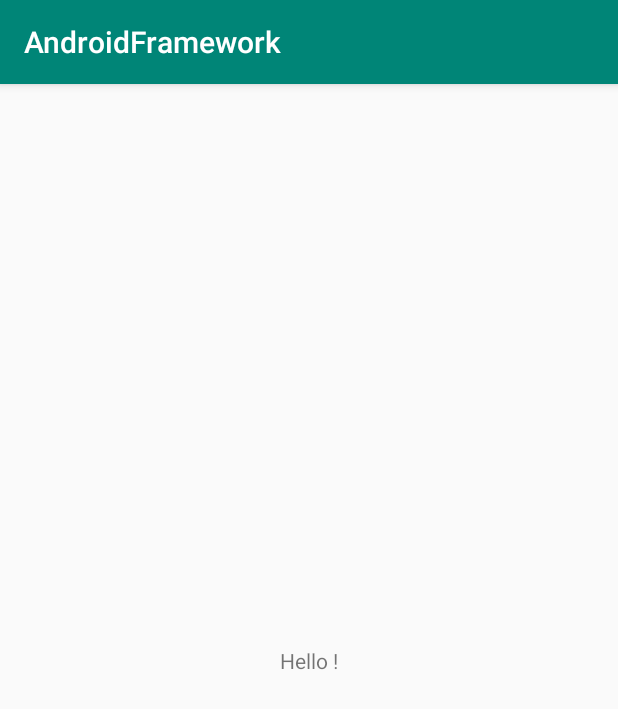
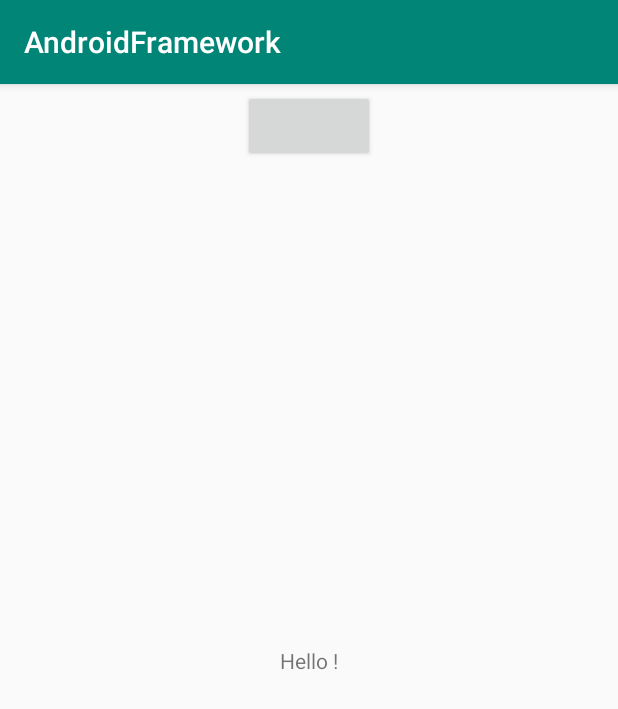
Before and after one commit to ElikJaday/AndroidFramework, an Android app: the screen it shows after launch (MainActivity), on a phone screen of 412 x 824 dp. Shown: the top 709 px of the screen. Run offline under Robolectric (Android 15) with nearby library versions, the phone set to English and light mode, and no system bars; our stand-ins replace Dagger/Hilt's generated code, data binding.

Commit message:
working version 1.0.1

```diff
--- a/app/src/main/java/dev/elvir/framework/MainActivity.kt
+++ b/app/src/main/java/dev/elvir/framework/MainActivity.kt
@@ -1,40 +1,51 @@
 package dev.elvir.framework
 
+import android.arch.lifecycle.ViewModelProvider
+import android.arch.lifecycle.ViewModelProviders
 import android.os.Bundle
-
-import android.arch.lifecycle.ViewModelProviders
-
+import android.support.v7.app.AppCompatActivity
 import dev.elvir.framework.base.BaseActivity
 import dev.elvir.framework.databinding.ActivityMainBinding
+import dev.elvir.framework.di.component.ActivityComponent
+import dev.elvir.framework.di.component.DaggerActivityComponent
+import dev.elvir.framework.di.module.ActivityModule
+import javax.inject.Inject
 
 
 
-class MainActivity : BaseActivity<ActivityMainBinding, MainViewModel>() {
+class MainActivity: BaseActivity<ActivityMainBinding,MainViewModel>(){
 
 
-    var factory: ViewModelProviderFactory = ViewModelProviderFactory()
-    lateinit var mainViewModel: MainViewModel
-    lateinit var activityMainBinding: ActivityMainBinding
+    @Inject
+     lateinit var viewModelFactory: ViewModelProvider.Factory
+     lateinit var activityMainBinding: ActivityMainBinding
 
 
+        private val viewModel: MainViewModel by lazy {
+           ViewModelProviders.of(this, viewModelFactory).get(MainViewModel::class.java)
+    }
+
+    override fun inject() {
+        getActivityComponent().inject(this)
+    }
+    override fun getBaseViewModel(): MainViewModel {
+
+         return viewModel
+    }
+
     override fun getBindingVariable(): Int {
-        return BR._all
+      return BR.mainViewModel
     }
 
     override fun getLayoutId(): Int {
-        return R.layout.activity_main
-    }
+         return R.layout.activity_main
+     }
 
-    override fun getBaseViewModel(): MainViewModel {
-        mainViewModel = ViewModelProviders.of(this, factory).get(MainViewModel::class.java)
-        return mainViewModel
-    }
 
     override fun onCreate(savedInstanceState: Bundle?) {
         super.onCreate(savedInstanceState)
-        getActivityComponent().inject(this)
-        activityMainBinding  = getViewDataBinding()
-
+         activityMainBinding  = getViewDataBinding()
 
     }
+
 }
--- a/app/src/main/java/dev/elvir/framework/MainViewModel.kt
+++ b/app/src/main/java/dev/elvir/framework/MainViewModel.kt
@@ -1,7 +1,10 @@
 package dev.elvir.framework
 
+import android.util.Log
 import dev.elvir.framework.base.BaseViewModel
+import javax.inject.Inject
 
-class MainViewModel: BaseViewModel(){
+class MainViewModel @Inject constructor() : BaseViewModel() {
+    fun doSomething() =  Log.e("Infoooo","Okkkkk")
 
 }
--- a/app/src/main/java/dev/elvir/framework/ViewModelProviderFactory.java
+++ /dev/null
@@ -1,20 +0,0 @@
-package dev.elvir.framework;
-
-import android.arch.lifecycle.ViewModel;
-import android.arch.lifecycle.ViewModelProvider;
-
-
-
-public class ViewModelProviderFactory extends ViewModelProvider.NewInstanceFactory {
-
-
-
-    @Override
-    public <T extends ViewModel> T create(Class<T> modelClass) {
-        if (modelClass.isAssignableFrom(MainViewModel.class)) {
-            //noinspection unchecked
-            return (T) new MainViewModel();
-        }
-        throw new IllegalArgumentException("Unknown ViewModel class: " + modelClass.getName());
-    }
-}
--- a/app/src/main/java/dev/elvir/framework/base/BaseActivity.kt
+++ b/app/src/main/java/dev/elvir/framework/base/BaseActivity.kt
@@ -8,12 +8,13 @@ import android.support.v7.app.AppCompatActivity
 import dev.elvir.framework.App
 import dev.elvir.framework.di.component.ActivityComponent
 import dev.elvir.framework.di.component.DaggerActivityComponent
+
 import dev.elvir.framework.di.module.ActivityModule
 
 
 abstract class BaseActivity<out T : ViewDataBinding, out V : BaseViewModel> : AppCompatActivity() {
     private lateinit var viewDataBinding: T
-    private lateinit var baseViewModel: V
+    private  var baseViewModel: V? = null
     private lateinit var activityComponent: ActivityComponent
 
 
@@ -28,14 +29,19 @@ abstract class BaseActivity<out T : ViewDataBinding, out V : BaseViewModel> : Ap
 
     abstract fun getBindingVariable(): Int
 
+
+
      @LayoutRes
     abstract fun getLayoutId(): Int
 
     override fun onCreate(savedInstanceState: Bundle?) {
         performDependencyInjection()
+        inject()
         super.onCreate(savedInstanceState)
         performDataBinding()
     }
+
+    abstract fun inject()
 
     fun performDependencyInjection() {
         activityComponent = DaggerActivityComponent.builder()
@@ -46,8 +52,7 @@ abstract class BaseActivity<out T : ViewDataBinding, out V : BaseViewModel> : Ap
 
     fun performDataBinding() {
         viewDataBinding = DataBindingUtil.setContentView(this, getLayoutId())
-//        this.baseViewModel = if (baseViewModel == null) getBaseViewModel() else baseViewModel
-        baseViewModel = getBaseViewModel()
+        this.baseViewModel = if (baseViewModel == null) getBaseViewModel() else baseViewModel
         viewDataBinding.setVariable(getBindingVariable(), baseViewModel)
         viewDataBinding.executePendingBindings()
 
--- a/app/src/main/java/dev/elvir/framework/base/BaseRouter.kt
+++ /dev/null
@@ -1,3 +0,0 @@
-package dev.elvir.framework.base
-
-interface BaseRouter
--- a/app/src/main/java/dev/elvir/framework/base/BaseViewModel.kt
+++ b/app/src/main/java/dev/elvir/framework/base/BaseViewModel.kt
@@ -3,6 +3,6 @@ package dev.elvir.framework.base
 import android.arch.lifecycle.ViewModel
 
 
-abstract class BaseViewModel : ViewModel() {
+open class BaseViewModel : ViewModel() {
 
 }
--- a/app/src/main/java/dev/elvir/framework/base/UseCase.kt
+++ /dev/null
@@ -1,3 +0,0 @@
-package dev.elvir.framework.base
-
-interface UseCase
--- /dev/null
+++ b/app/src/main/java/dev/elvir/framework/di/ViewModelFactory.kt
@@ -0,0 +1,32 @@
+package dev.elvir.framework.di
+
+import android.arch.lifecycle.ViewModel
+import android.arch.lifecycle.ViewModelProvider
+import javax.inject.Inject
+import javax.inject.Provider
+
+class ViewModelFactory @Inject constructor(
+    private val creators: @JvmSuppressWildcards Map<Class<out ViewModel>, Provider<ViewModel>>
+) : ViewModelProvider.Factory {
+
+    override fun <T : ViewModel> create(modelClass: Class<T>): T {
+        var creator: Provider<out ViewModel>? = creators[modelClass]
+        if (creator == null) {
+            for ((key, value) in creators) {
+                if (modelClass.isAssignableFrom(key)) {
+                    creator = value
+                    break
+                }
+            }
+        }
+        if (creator == null) {
+            throw IllegalArgumentException("unknown model class $modelClass")
+        }
+        try {
+            @Suppress("UNCHECKED_CAST")
+            return creator.get() as T
+        } catch (e: Exception) {
+            throw RuntimeException(e)
+        }
+    }
+}
--- a/app/src/main/java/dev/elvir/framework/di/component/ActivityComponent.kt
+++ b/app/src/main/java/dev/elvir/framework/di/component/ActivityComponent.kt
@@ -1,15 +1,13 @@
 package dev.elvir.framework.di.component
 
 import dagger.Component
-import dev.elvir.framework.App
 import dev.elvir.framework.MainActivity
 import dev.elvir.framework.di.module.ActivityModule
-import dev.elvir.framework.di.module.AppModule
+import dev.elvir.framework.di.module.ViewModelModule
 import dev.elvir.framework.di.scope.PerScreen
-import javax.inject.Singleton
 
 @PerScreen
-@Component(dependencies = [AppComponent::class], modules = [ActivityModule::class])
-interface ActivityComponent{
-    fun inject( mainActivity: MainActivity)
+@Component(dependencies = [AppComponent::class], modules = [ActivityModule::class,ViewModelModule::class])
+interface ActivityComponent {
+    fun inject(mainActivity: MainActivity)
 }
--- a/app/src/main/java/dev/elvir/framework/di/component/AppComponent.kt
+++ b/app/src/main/java/dev/elvir/framework/di/component/AppComponent.kt
@@ -9,4 +9,5 @@ import javax.inject.Singleton
 @Component(modules = [AppModule::class])
 interface AppComponent{
     fun inject(app:App)
+
 }
--- a/app/src/main/res/layout/activity_main.xml
+++ b/app/src/main/res/layout/activity_main.xml
@@ -1,11 +1,15 @@
 <?xml version="1.0" encoding="utf-8"?>
-<layout>
-    <android.support.constraint.ConstraintLayout xmlns:android="http://schemas.android.com/apk/res/android"
-                                                 xmlns:app="http://schemas.android.com/apk/res-auto"
-                                                 xmlns:tools="http://schemas.android.com/tools"
-                                                 android:layout_width="match_parent"
-                                                 android:layout_height="match_parent"
-                                                 tools:context=".MainActivity">
+<layout xmlns:tools="http://schemas.android.com/tools" xmlns:app="http://schemas.android.com/apk/res-auto"
+        xmlns:android="http://schemas.android.com/apk/res/android">
+    <data>
+        <variable name="mainViewModel"
+                  type="dev.elvir.framework.MainViewModel"/>
+    </data>
+
+    <android.support.constraint.ConstraintLayout
+            android:layout_width="match_parent"
+            android:layout_height="match_parent"
+            tools:context=".MainActivity">
 
         <TextView
                 android:layout_width="wrap_content"
@@ -14,7 +18,17 @@
                 app:layout_constraintBottom_toBottomOf="parent"
                 app:layout_constraintLeft_toLeftOf="parent"
                 app:layout_constraintRight_toRightOf="parent"
-                app:layout_constraintTop_toTopOf="parent" />
+                app:layout_constraintTop_toTopOf="parent"/>
+
+        <Button android:layout_width="wrap_content"
+                android:layout_height="wrap_content"
+                android:layout_marginTop="4dp"
+                app:layout_constraintTop_toTopOf="parent"
+                app:layout_constraintStart_toStartOf="parent"
+                android:onClick="@{()->mainViewModel.doSomething()}"
+                android:layout_marginStart="8dp" app:layout_constraintEnd_toEndOf="parent"
+                android:layout_marginEnd="8dp"/>
 
     </android.support.constraint.ConstraintLayout>
+
 </layout>
```
Also changed, not shown: app/src/main/java/dev/elvir/framework/di/module/ViewModelModule.kt (added, +22 -0 lines), app/src/main/java/dev/elvir/framework/di/qualifier/ActivityContext.kt (added, +7 -0 lines), app/src/main/java/dev/elvir/framework/di/qualifier/ApplicationContext.kt (added, +7 -0 lines), app/src/main/java/dev/elvir/framework/di/qualifier/PerView.kt (added, +7 -0 lines), app/src/main/java/dev/elvir/framework/di/qualifier/ViewModelKey.kt (added, +10 -0 lines), app/src/main/java/dev/elvir/framework/di/scope/PerFragment.kt (added, +7 -0 lines).
